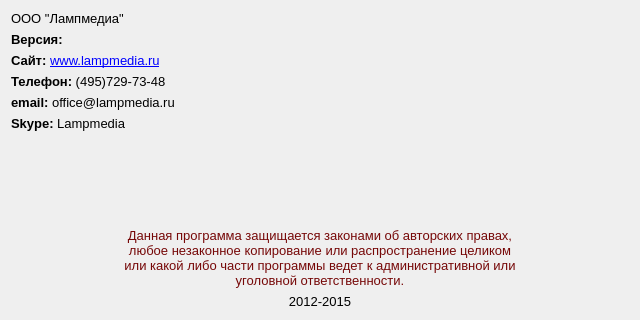
Before: the Qt Designer form src/aboutlampbox.ui in bagautdinovrf/lampbox, drawn with Qt 5.
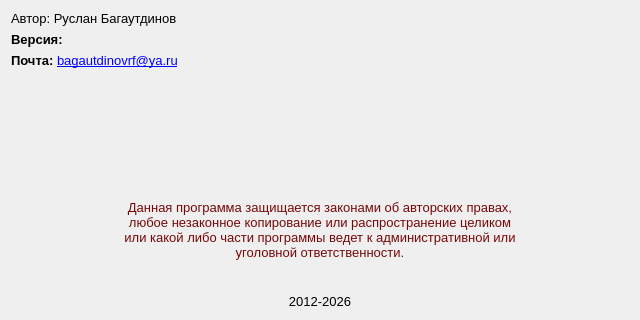
After: the same form once the commit is applied. Icons and pictures are not drawn.

Diff of the .ui file:
```diff
--- a/src/aboutlampbox.ui
+++ b/src/aboutlampbox.ui
@@ -46,9 +46,6 @@
   <property name="autoFillBackground">
    <bool>false</bool>
   </property>
-  <property name="styleSheet">
-   <string notr="true"/>
-  </property>
   <property name="modal">
    <bool>true</bool>
   </property>
@@ -58,7 +55,7 @@
      <item>
       <widget class="QLabel" name="label_version_2">
        <property name="text">
-        <string>ООО &quot;Лампмедиа&quot;</string>
+        <string>Автор: Руслан Багаутдинов</string>
        </property>
       </widget>
      </item>
@@ -72,28 +69,10 @@
      <item>
       <widget class="QLabel" name="label_version_6">
        <property name="text">
-        <string>&lt;html&gt;&lt;head/&gt;&lt;body&gt;&lt;p&gt;&lt;span style=&quot; font-weight:600;&quot;&gt;Сайт: &lt;/span&gt;&lt;a href=&quot;http://www.lampmedia.ru&quot;&gt;&lt;span style=&quot; text-decoration: underline; color:#0000ff;&quot;&gt;www.lampmedia.ru&lt;/span&gt;&lt;/a&gt;&lt;/p&gt;&lt;/body&gt;&lt;/html&gt;</string>
+        <string>&lt;html&gt;&lt;head/&gt;&lt;body&gt;&lt;p&gt;&lt;b&gt;Почта:&lt;/b&gt; &lt;a href=&quot;mailto:bagautdinovrf@ya.ru&quot;&gt;bagautdinovrf@ya.ru&lt;/a&gt;&lt;/p&gt;&lt;/body&gt;&lt;/html&gt;</string>
        </property>
-      </widget>
-     </item>
-     <item>
-      <widget class="QLabel" name="label_version_3">
-       <property name="text">
-        <string>&lt;html&gt;&lt;head/&gt;&lt;body&gt;&lt;p&gt;&lt;span style=&quot; font-weight:600;&quot;&gt;Телефон:&lt;/span&gt; (495)729-73-48&lt;/p&gt;&lt;/body&gt;&lt;/html&gt;</string>
-       </property>
-      </widget>
-     </item>
-     <item>
-      <widget class="QLabel" name="label_version_4">
-       <property name="text">
-        <string>&lt;html&gt;&lt;head/&gt;&lt;body&gt;&lt;p&gt;&lt;span style=&quot; font-weight:600;&quot;&gt;email:&lt;/span&gt; office@lampmedia.ru&lt;/p&gt;&lt;/body&gt;&lt;/html&gt;</string>
-       </property>
-      </widget>
-     </item>
-     <item>
-      <widget class="QLabel" name="label_version_5">
-       <property name="text">
-        <string>&lt;html&gt;&lt;head/&gt;&lt;body&gt;&lt;p&gt;&lt;span style=&quot; font-weight:600;&quot;&gt;Skype:&lt;/span&gt; Lampmedia&lt;/p&gt;&lt;/body&gt;&lt;/html&gt;</string>
+       <property name="openExternalLinks">
+        <bool>true</bool>
        </property>
       </widget>
      </item>
@@ -137,7 +116,10 @@
      <item>
       <widget class="QLabel" name="label_2">
        <property name="text">
-        <string>&lt;html&gt;&lt;head/&gt;&lt;body&gt;&lt;p align=&quot;center&quot;&gt;2012-2015&lt;/p&gt;&lt;/body&gt;&lt;/html&gt;</string>
+        <string notr="true">2012-2026</string>
+       </property>
+       <property name="alignment">
+        <set>Qt::AlignCenter</set>
        </property>
       </widget>
      </item>
```
Left out of the diff: 6 changed lines with no effect on the pictures.
